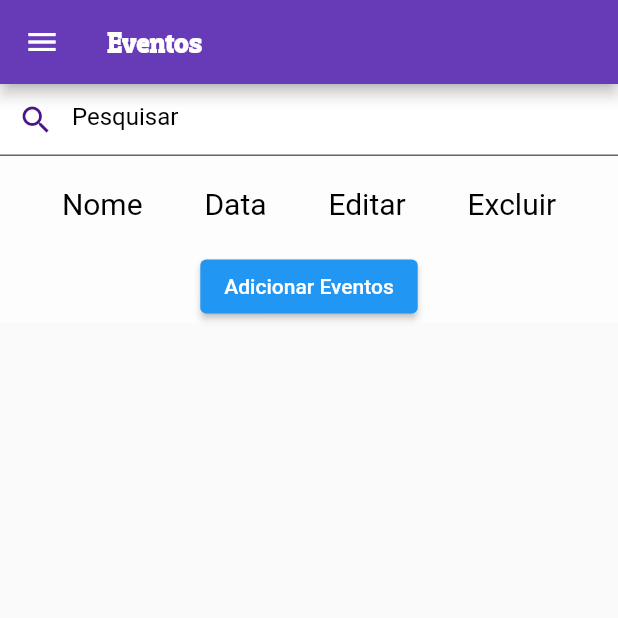
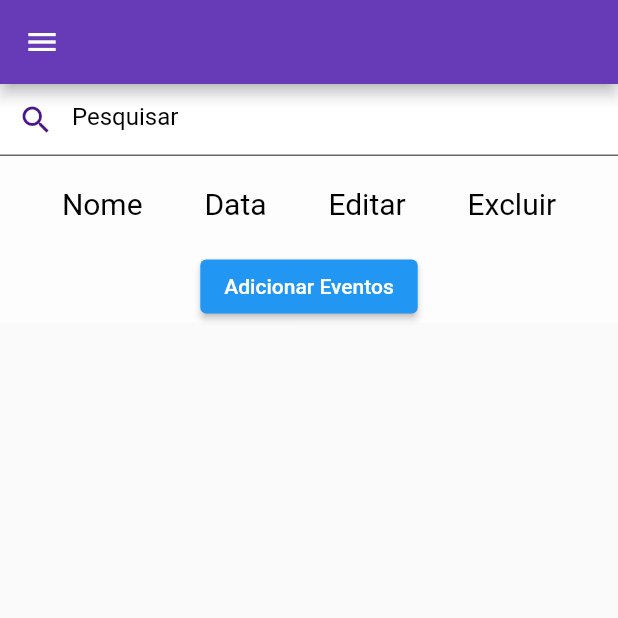
Before and after one commit to Joaorodrigues7132/p.ieventos, a Flutter app: the screen it shows after launch, on a phone screen of 412 x 824 dp, the top half of it. Run offline on Flutter 3.47's test engine with Material 2 defaults, Android fonts, the phone set to English and light mode, and no system bars; missing offline and left inert: dart:html.

Commit message:
joao_flavio
joao_flavio

```diff
--- a/lib/categorias.dart
+++ b/lib/categorias.dart
@@ -125,6 +125,7 @@ class _categoriadsState extends State<Categorias> {
     return MaterialApp(
       debugShowCheckedModeBanner: false,
       home: Scaffold(
+
         body: Column(
           mainAxisSize: MainAxisSize.min,
           children: [
--- a/lib/home_page.dart
+++ b/lib/home_page.dart
@@ -17,6 +17,8 @@ class MyHomePage extends StatefulWidget {
 class _MyHomePageState extends State<MyHomePage>
     with SingleTickerProviderStateMixin {
   late TabController _controller;
+  String title = '';
+
   int _currentIndex = 0;
 
   @override
@@ -41,7 +43,7 @@ class _MyHomePageState extends State<MyHomePage>
       appBar: AppBar(
         backgroundColor: Colors.deepPurple,
         title: Text(
-          'Eventos',
+          title,
           style: TextStyle(fontFamily: 'top'),
         ),
       ),
@@ -58,6 +60,11 @@ class _MyHomePageState extends State<MyHomePage>
   _handleTabSelection() {
     if (_controller.indexIsChanging) {
       setState(() {
+        if (_currentIndex == 0) {
+          title = 'Categorias';
+        } else if (_currentIndex == 1) {
+          title = 'Gerenciar Eventos';
+        }
         _currentIndex = _controller.index;
       });
     }
```
